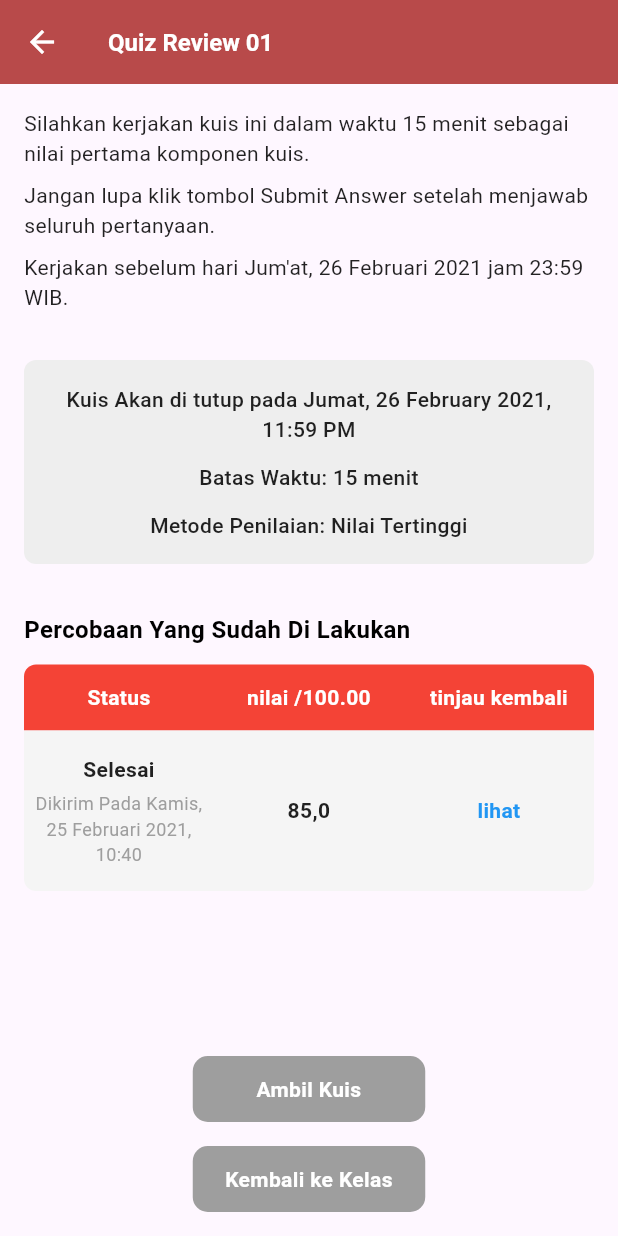
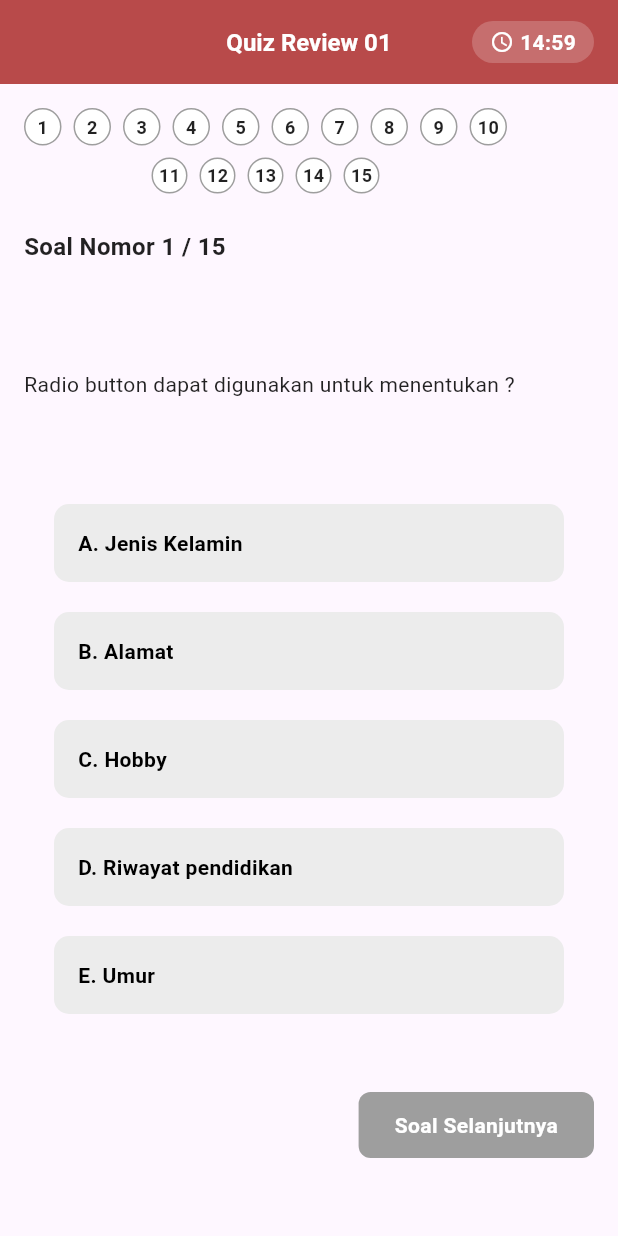
Before and after one commit to Taufiqurrohman58/mls_mobile, a Flutter app: the QuizScreen screen opened by its route, after a tap on "Ambil Kuis", on a phone screen of 412 x 824 dp. Run offline on Flutter 3.47's test engine with Material 3 defaults, Android fonts, the phone set to English and light mode, and no system bars; our stand-ins replace file_picker, printing.

Commit message:
membuat bagian play quiz

```diff
--- a/lib/main.dart
+++ b/lib/main.dart
@@ -5,6 +5,7 @@ import 'screens/pengumuman_screen.dart';
 import 'screens/profile_screen.dart';
 import 'screens/dashboard_class_screen.dart';
 import 'screens/quiz_screen.dart';
+import 'screens/quiz_play_screen.dart';
 
 void main() {
   runApp(const MainApp());
@@ -26,6 +27,8 @@ class MainApp extends StatelessWidget {
         '/profil': (context) => const ProfileScreen(),
         '/dashboard_class': (context) => const DashboardClassScreen(),
         '/quiz': (context) => const QuizScreen(quizTitle: 'Quiz Review 01'),
+        '/quiz_play': (context) =>
+            const QuizPlayScreen(quizTitle: 'Quiz Review 01'),
       },
     );
   }
--- /dev/null
+++ b/lib/screens/quiz_play_screen.dart
@@ -0,0 +1,539 @@
+import 'package:flutter/material.dart';
+import 'dart:async';
+
+class QuizPlayScreen extends StatefulWidget {
+  final String quizTitle;
+
+  const QuizPlayScreen({super.key, required this.quizTitle});
+
+  @override
+  State<QuizPlayScreen> createState() => _QuizPlayScreenState();
+}
+
+class _QuizPlayScreenState extends State<QuizPlayScreen> {
+  int currentQuestion = 1;
+  final int totalQuestions = 15;
+  int? selectedAnswer;
+  List<int?> answeredQuestions = List.filled(15, null);
+
+  // Timer variables
+  int remainingSeconds = 15 * 60;
+  Timer? _timer;
+  String get formattedTime => _formatTime(remainingSeconds);
+
+  // Sample questions data
+  final List<Map<String, dynamic>> questions = [
+    {
+      'question': 'Radio button dapat digunakan untuk menentukan ?',
+      'options': [
+        'Jenis Kelamin',
+        'Alamat',
+        'Hobby',
+        'Riwayat pendidikan',
+        'Umur',
+      ],
+    },
+    {
+      'question': 'Widget apa yang digunakan untuk input teks dalam Flutter?',
+      'options': ['TextField', 'Button', 'Image', 'Container', 'Row'],
+    },
+    {
+      'question': 'Apa fungsi utama dari StatefulWidget?',
+      'options': [
+        'Untuk widget yang tidak berubah',
+        'Untuk widget yang dapat berubah',
+        'Untuk layout saja',
+        'Untuk styling saja',
+        'Untuk navigation saja',
+      ],
+    },
+    {
+      'question': 'Apa kepanjangan dari API dalam programming?',
+      'options': [
+        'Application Programming Interface',
+        'Automated Program Integration',
+        'Advanced Programming Instructions',
+        'Application Process Integration',
+        'Automated Protocol Interface',
+      ],
+    },
+    {
+      'question': 'Mana yang merupakan bahasa pemrograman berorientasi objek?',
+      'options': ['Java', 'C', 'HTML', 'CSS', 'SQL'],
+    },
+    {
+      'question': 'Apa fungsi dari fungsi main() dalam program C?',
+      'options': [
+        'Titik awal eksekusi program',
+        'Fungsi untuk input data',
+        'Fungsi untuk output data',
+        'Fungsi untuk mendeklarasikan variabel',
+        'Fungsi untuk mengakhiri program',
+      ],
+    },
+    {
+      'question': 'Dalam database, apa kepanjangan dari SQL?',
+      'options': [
+        'Structured Query Language',
+        'Sequential Query Language',
+        'Standard Query Logic',
+        'Structured Question Language',
+        'Sequential Question Logic',
+      ],
+    },
+    {
+      'question': 'Mana yang bukan merupakan tipe data primitif dalam Java?',
+      'options': ['String', 'int', 'boolean', 'char', 'float'],
+    },
+    {
+      'question': 'Apa fungsi dari break statement dalam perulangan?',
+      'options': [
+        'Menghentikan perulangan secara paksa',
+        'Melanjutkan ke iterasi berikutnya',
+        'Mengulang perulangan dari awal',
+        'Menghentikan program',
+        'Melompati satu iterasi',
+      ],
+    },
+    {
+      'question':
+          'Dalam HTML, tag apa yang digunakan untuk membuat heading terbesar?',
+      'options': ['<h1>', '<h6>', '<head>', '<header>', '<title>'],
+    },
+    {
+      'question': 'Apa yang dimaksud dengan variabel dalam pemrograman?',
+      'options': [
+        'Tempat penyimpanan data yang dapat berubah',
+        'Fungsi untuk menghitung',
+        'Jenis loop dalam program',
+        'Kondisi dalam percabangan',
+        'Method untuk output',
+      ],
+    },
+    {
+      'question': 'Mana yang merupakan operator perbandingan dalam Python?',
+      'options': ['==', '=', '===', '=<', '=>'],
+    },
+    {
+      'question': 'Apa fungsi dari CSS dalam pengembangan web?',
+      'options': [
+        'Mengatur tampilan dan layout',
+        'Mengatur struktur halaman',
+        'Mengatur fungsionalitas',
+        'Mengatur database',
+        'Mengatur keamanan',
+      ],
+    },
+    {
+      'question':
+          'Dalam Git, perintah apa yang digunakan untuk menyimpan perubahan?',
+      'options': ['commit', 'push', 'pull', 'clone', 'branch'],
+    },
+    {
+      'question': 'Apa kepanjangan dari HTTP?',
+      'options': [
+        'HyperText Transfer Protocol',
+        'High Transfer Text Protocol',
+        'Hyperlink Transfer Protocol',
+        'HighText Transfer Program',
+        'Hyper Transfer Text Process',
+      ],
+    },
+  ];
+
+  @override
+  void initState() {
+    super.initState();
+    _startTimer();
+  }
+
+  @override
+  void dispose() {
+    _timer?.cancel();
+    super.dispose();
+  }
+
+  void _startTimer() {
+    _timer = Timer.periodic(const Duration(seconds: 1), (timer) {
+      setState(() {
+        if (remainingSeconds > 0) {
+          remainingSeconds--;
+        } else {
+          timer.cancel();
+          _handleTimeUp();
+        }
+      });
+    });
+  }
+
+  void _handleTimeUp() {
+    // Handle quiz time up - you can show dialog or navigate back
+    showDialog(
+      context: context,
+      builder: (context) => AlertDialog(
+        title: const Text('Waktu Habis'),
+        content: const Text(
+          'Waktu quiz telah habis. Jawaban Anda akan disubmit.',
+        ),
+        actions: [
+          TextButton(
+            onPressed: () {
+              Navigator.pop(context);
+              Navigator.pop(context);
+            },
+            child: const Text('OK'),
+          ),
+        ],
+      ),
+    );
+  }
+
+  String _formatTime(int seconds) {
+    int minutes = seconds ~/ 60;
+    int remainingSecs = seconds % 60;
+    return '${minutes.toString().padLeft(2, '0')}:${remainingSecs.toString().padLeft(2, '0')}';
+  }
+
+  @override
+  Widget build(BuildContext context) {
+    return Scaffold(
+      appBar: AppBar(
+        title: Text(
+          widget.quizTitle,
+          style: const TextStyle(
+            fontSize: 16,
+            fontWeight: FontWeight.bold,
+            color: Colors.white,
+          ),
+          overflow: TextOverflow.ellipsis,
+        ),
+        backgroundColor: const Color(0xFFB84A4A),
+        centerTitle: true,
+        automaticallyImplyLeading: false,
+        actions: [
+          Container(
+            margin: const EdgeInsets.only(right: 16, top: 12, bottom: 12),
+            padding: const EdgeInsets.symmetric(horizontal: 12, vertical: 4),
+            decoration: BoxDecoration(
+              color: Colors.white.withOpacity(0.2),
+              borderRadius: BorderRadius.circular(20),
+            ),
+            child: Row(
+              mainAxisSize: MainAxisSize.min,
+              children: [
+                const Icon(Icons.access_time, color: Colors.white, size: 16),
+                const SizedBox(width: 4),
+                Text(
+                  formattedTime,
+                  style: const TextStyle(
+                    color: Colors.white,
+                    fontSize: 14,
+                    fontWeight: FontWeight.bold,
+                  ),
+                ),
+              ],
+            ),
+          ),
+        ],
+      ),
+      body: SafeArea(
+        child: SingleChildScrollView(
+          padding: const EdgeInsets.all(16),
+          child: Column(
+            crossAxisAlignment: CrossAxisAlignment.start,
+            children: [
+              // Question Indicator Circles
+              _buildQuestionIndicator(),
+              const SizedBox(height: 24),
+
+              // Question Number
+              Text(
+                'Soal Nomor $currentQuestion / $totalQuestions',
+                style: const TextStyle(
+                  fontSize: 16,
+                  fontWeight: FontWeight.bold,
+                  color: Colors.black87,
+                ),
+              ),
+              const SizedBox(height: 70),
+
+              Text(
+                questions[currentQuestion - 1]['question'],
+                style: const TextStyle(fontSize: 14, color: Colors.black87),
+              ),
+              const SizedBox(height: 70),
+
+              _buildAnswerOptions(),
+              const SizedBox(height: 32),
+
+              _buildNavigationButtons(),
+            ],
+          ),
+        ),
+      ),
+    );
+  }
+
+  Widget _buildQuestionIndicator() {
+    return Column(
+      children: [
+        // First row: 1-10
+        Wrap(
+          spacing: 8,
+          runSpacing: 8,
+          children: List.generate(10, (index) {
+            int questionNumber = index + 1;
+            bool isAnswered = answeredQuestions[questionNumber - 1] != null;
+            bool isCurrent = currentQuestion == questionNumber;
+
+            bool shouldBeGreen = false;
+            if (currentQuestion == 2 && questionNumber == 1) {
+              shouldBeGreen = true;
+            } else if (currentQuestion == 3 && questionNumber == 2) {
+              shouldBeGreen =
+                  true;
+            } else if (isAnswered) {
+              shouldBeGreen = true;
+            }
+
+            return Container(
+              width: 25,
+              height: 25,
+              decoration: BoxDecoration(
+                shape: BoxShape.circle,
+                border: Border.all(color: Colors.grey, width: 1),
+                color: shouldBeGreen ? Colors.green : Colors.white,
+              ),
+              child: Center(
+                child: Text(
+                  '$questionNumber',
+                  style: TextStyle(
+                    fontSize: 12,
+                    fontWeight: FontWeight.bold,
+                    color: shouldBeGreen ? Colors.white : Colors.black87,
+                  ),
+                ),
+              ),
+            );
+          }),
+        ),
+        const SizedBox(height: 8),
+        Wrap(
+          spacing: 8,
+          runSpacing: 8,
+          children: List.generate(5, (index) {
+            int questionNumber = index + 11;
+            bool isAnswered = answeredQuestions[questionNumber - 1] != null;
+            bool isCurrent = currentQuestion == questionNumber;
+
+            return Container(
+              width: 24,
+              height: 24,
+              decoration: BoxDecoration(
+                shape: BoxShape.circle,
+                border: Border.all(color: Colors.grey, width: 1),
+                color: isAnswered ? Colors.green : Colors.white,
+              ),
+              child: Center(
+                child: Text(
+                  '$questionNumber',
+                  style: TextStyle(
+                    fontSize: 12,
+                    fontWeight: FontWeight.bold,
+                    color: isAnswered ? Colors.white : Colors.black87,
+                  ),
+                ),
+              ),
+            );
+          }),
+        ),
+      ],
+    );
+  }
+
+  Widget _buildAnswerOptions() {
+    List<String> options = questions[currentQuestion - 1]['options'];
+
+    return Column(
+      children: List.generate(options.length, (index) {
+        String optionLabel = String.fromCharCode(65 + index); // A, B, C, D, E
+        bool isSelected = selectedAnswer == index;
+
+        return GestureDetector(
+          onTap: () {
+            setState(() {
+              selectedAnswer = index;
+              answeredQuestions[currentQuestion - 1] = index;
+            });
+          },
+          child: Container(
+            width: double.infinity,
+            margin: const EdgeInsets.only(bottom: 20, right: 20, left: 20),
+            padding: const EdgeInsets.all(16),
+            decoration: BoxDecoration(
+              color: isSelected ? Color(0xFFB84A4A) : const Color.fromARGB(255, 236, 236, 236),
+              borderRadius: BorderRadius.circular(10),
+            ),
+            child: Row(
+              children: [
+                Expanded(
+                  child: Text(
+                    '$optionLabel. ${options[index]}',
+                    style: TextStyle(
+                      fontSize: 14,
+                      color: Colors.black,
+                      fontWeight: FontWeight.bold,
+                    ),
+                  ),
+                ),
+              ],
+            ),
+          ),
+        );
+      }),
+    );
+  }
+
+  Widget _buildNavigationButtons() {
+    if (currentQuestion == 1) {
+      return Row(
+        mainAxisAlignment: MainAxisAlignment.end,
+        children: [
+          GestureDetector(
+            onTap: () {
+              if (currentQuestion < totalQuestions) {
+                setState(() {
+                  currentQuestion++;
+                  selectedAnswer = answeredQuestions[currentQuestion - 1];
+                });
+              }
+            },
+            child: Container(
+              padding: const EdgeInsets.symmetric(horizontal: 24, vertical: 12),
+              decoration: BoxDecoration(
+                color: Colors.grey,
+                borderRadius: BorderRadius.circular(8),
+              ),
+              child: const Text(
+                'Soal Selanjutnya',
+                style: TextStyle(
+                  color: Colors.white,
+                  fontSize: 14,
+                  fontWeight: FontWeight.bold,
+                ),
+              ),
+            ),
+          ),
+        ],
+      );
+    } else if (currentQuestion == totalQuestions) {
+      return Row(
+        mainAxisAlignment: MainAxisAlignment.spaceBetween,
+        children: [
+          GestureDetector(
+            onTap: () {
+              if (currentQuestion > 1) {
+                setState(() {
+                  currentQuestion--;
+                  selectedAnswer = answeredQuestions[currentQuestion - 1];
+                });
+              }
+            },
+            child: Container(
+              padding: const EdgeInsets.symmetric(horizontal: 24, vertical: 12),
+              decoration: BoxDecoration(
+                color: Colors.grey,
+                borderRadius: BorderRadius.circular(8),
+              ),
+              child: const Text(
+                'Soal Sebelumnya',
+                style: TextStyle(
+                  color: Colors.white,
+                  fontSize: 14,
+                  fontWeight: FontWeight.bold,
+                ),
+              ),
+            ),
+          ),
+          GestureDetector(
+            onTap: () {
+              // Handle quiz completion
+              Navigator.pop(context);
+            },
+            child: Container(
+              padding: const EdgeInsets.symmetric(horizontal: 24, vertical: 12),
+              decoration: BoxDecoration(
+                color: Colors.green,
+                borderRadius: BorderRadius.circular(8),
+              ),
+              child: const Text(
+                'Selesai',
+                style: TextStyle(
+                  color: Colors.white,
+                  fontSize: 14,
+                  fontWeight: FontWeight.bold,
+                ),
+              ),
+            ),
+          ),
+        ],
+      );
+    } else {
+      return Row(
+        mainAxisAlignment: MainAxisAlignment.spaceBetween,
+        children: [
+          GestureDetector(
+            onTap: () {
+              if (currentQuestion > 1) {
+                setState(() {
+                  currentQuestion--;
+                  selectedAnswer = answeredQuestions[currentQuestion - 1];
+                });
+              }
+            },
+            child: Container(
+              padding: const EdgeInsets.symmetric(horizontal: 24, vertical: 12),
+              decoration: BoxDecoration(
+                color: Colors.grey,
+                borderRadius: BorderRadius.circular(8),
+              ),
+              child: const Text(
+                'Soal Sebelumnya',
+                style: TextStyle(
+                  color: Colors.white,
+                  fontSize: 14,
+                  fontWeight: FontWeight.bold,
+                ),
+              ),
+            ),
+          ),
+          GestureDetector(
+            onTap: () {
+              if (currentQuestion < totalQuestions) {
+                setState(() {
+                  currentQuestion++;
+                  selectedAnswer = answeredQuestions[currentQuestion - 1];
+                });
+              }
+            },
+            child: Container(
+              padding: const EdgeInsets.symmetric(horizontal: 24, vertical: 12),
+              decoration: BoxDecoration(
+                color: Colors.grey,
+                borderRadius: BorderRadius.circular(8),
+              ),
+              child: const Text(
+                'Soal Selanjutnya',
+                style: TextStyle(
+                  color: Colors.white,
+                  fontSize: 14,
+                  fontWeight: FontWeight.bold,
+                ),
+              ),
+            ),
+          ),
+        ],
+      );
+    }
+  }
+}
--- a/lib/screens/quiz_screen.dart
+++ b/lib/screens/quiz_screen.dart
@@ -1,5 +1,6 @@
 import 'package:flutter/material.dart';
 import '../screens/dashboard_class_screen.dart';
+import '../screens/quiz_play_screen.dart';
 
 class QuizScreen extends StatelessWidget {
   final String quizTitle;
@@ -127,7 +128,7 @@ class QuizScreen extends StatelessWidget {
                   Container(
                     padding: const EdgeInsets.symmetric(vertical: 12),
                     decoration: const BoxDecoration(
-                      color: Colors.red,
+                      color:  Color(0xFFB84A4A) ,
                       borderRadius: BorderRadius.only(
                         topLeft: Radius.circular(8),
                         topRight: Radius.circular(8),
@@ -259,7 +260,13 @@ class QuizScreen extends StatelessWidget {
                   // Ambil Kuis Button - Same design as Tambahkan Tugas
                   GestureDetector(
                     onTap: () {
-                      // Handle take quiz action
+                      Navigator.push(
+                        context,
+                        MaterialPageRoute(
+                          builder: (context) =>
+                              QuizPlayScreen(quizTitle: quizTitle),
+                        ),
+                      );
                     },
                     child: Container(
                       width: 155,
```
